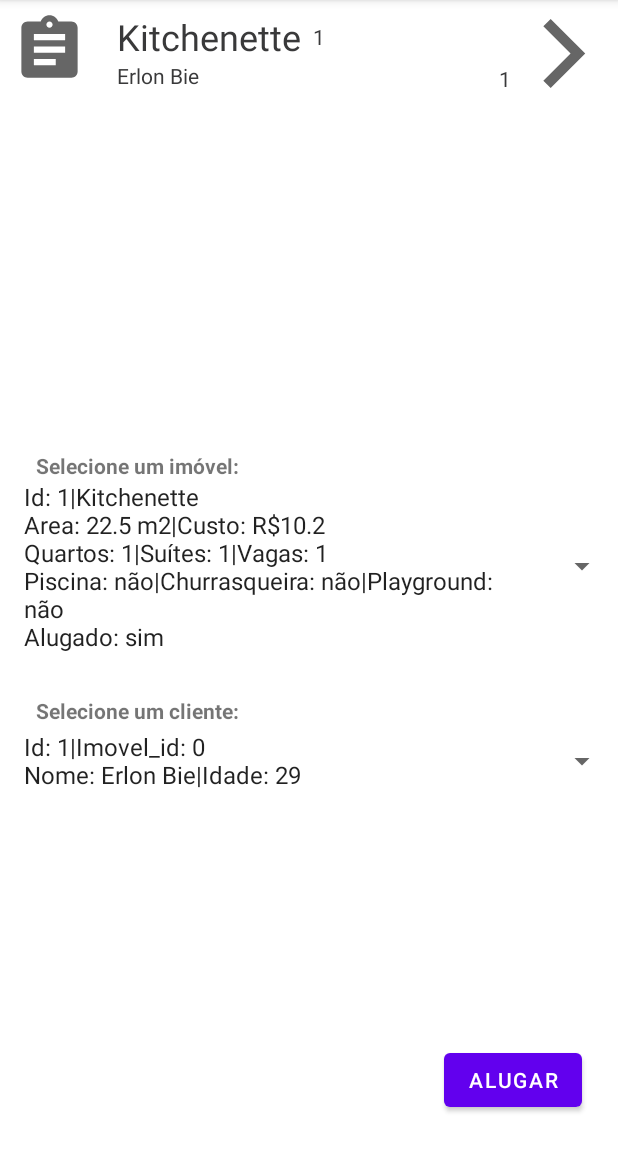
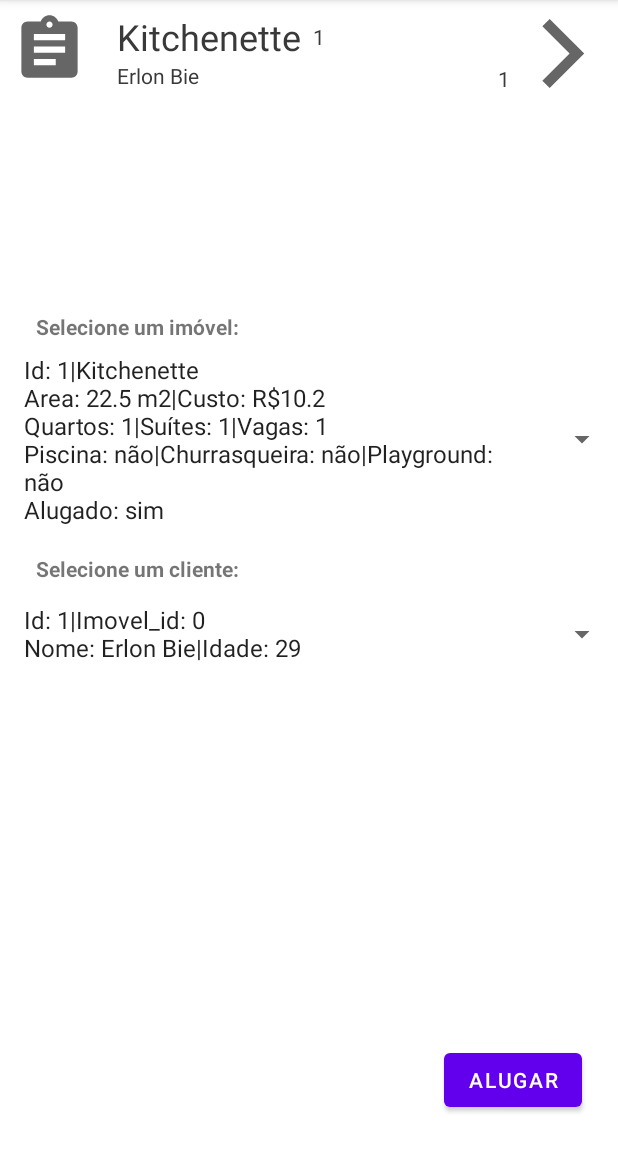
Before and after one commit to erlonbie/aluguel-controle-2, an Android app: the AlugueisActivity screen opened directly, with no data from a screen before it, after a tap on "ALUGAR", on a phone screen of 412 x 824 dp, the part 84-1236 px from its top. Run offline under Robolectric (Android 15) with nearby library versions, the phone set to English and light mode, and no system bars.

Commit message:
activity_alugueis melhorado

```diff
--- a/app/src/main/res/layout/activity_alugueis.xml
+++ b/app/src/main/res/layout/activity_alugueis.xml
@@ -8,19 +8,19 @@
 
     <androidx.swiperefreshlayout.widget.SwipeRefreshLayout
         android:id="@+id/swipeRefreshLayoyt3"
-        android:layout_width="match_parent"
-        android:layout_height="match_parent"
+        android:layout_width="411dp"
+        android:layout_height="200dp"
         android:visibility="visible"
-        app:layout_constraintBottom_toBottomOf="parent"
         app:layout_constraintEnd_toEndOf="parent"
+        app:layout_constraintHorizontal_bias="0.0"
         app:layout_constraintStart_toStartOf="parent"
         app:layout_constraintTop_toTopOf="parent"
         tools:visibility="visible">
 
         <androidx.recyclerview.widget.RecyclerView
             android:id="@+id/list_recycler_alugueis"
-            android:layout_width="407dp"
-            android:layout_height="301dp"
+            android:layout_width="207dp"
+            android:layout_height="201dp"
             android:layout_marginStart="1dp"
             android:layout_marginTop="1dp"
             android:layout_marginEnd="1dp"
@@ -32,11 +32,11 @@
         android:id="@+id/spinnerImoveis"
         android:layout_width="match_parent"
         android:layout_height="wrap_content"
-        android:layout_marginTop="320dp"
+        android:layout_marginTop="8dp"
         app:layout_constraintEnd_toEndOf="parent"
+
         app:layout_constraintStart_toStartOf="parent"
-
-        app:layout_constraintTop_toTopOf="@+id/swipeRefreshLayoyt3" />
+        app:layout_constraintTop_toBottomOf="@+id/imovel_text" />
 
     <Spinner
         android:id="@+id/spinnerClientes"
@@ -52,20 +52,23 @@
         android:layout_width="wrap_content"
         android:layout_height="wrap_content"
         android:layout_marginStart="24dp"
+        android:layout_marginTop="8dp"
         android:text="@string/imovel_text2"
         android:textStyle="bold"
-        app:layout_constraintBottom_toTopOf="@+id/spinnerImoveis"
-        app:layout_constraintStart_toStartOf="parent" />
+        app:layout_constraintStart_toStartOf="parent"
+        app:layout_constraintTop_toBottomOf="@+id/swipeRefreshLayoyt3" />
 
     <TextView
         android:id="@+id/cliente_text2"
         android:layout_width="wrap_content"
         android:layout_height="wrap_content"
         android:layout_marginStart="24dp"
+        android:layout_marginTop="8dp"
         android:text="@string/cliente_text2"
         android:textStyle="bold"
         app:layout_constraintBottom_toTopOf="@+id/spinnerClientes"
-        app:layout_constraintStart_toStartOf="parent" />
+        app:layout_constraintStart_toStartOf="parent"
+        app:layout_constraintTop_toBottomOf="@+id/spinnerImoveis" />
 
     <Button
         android:id="@+id/alugaImovel"
```
